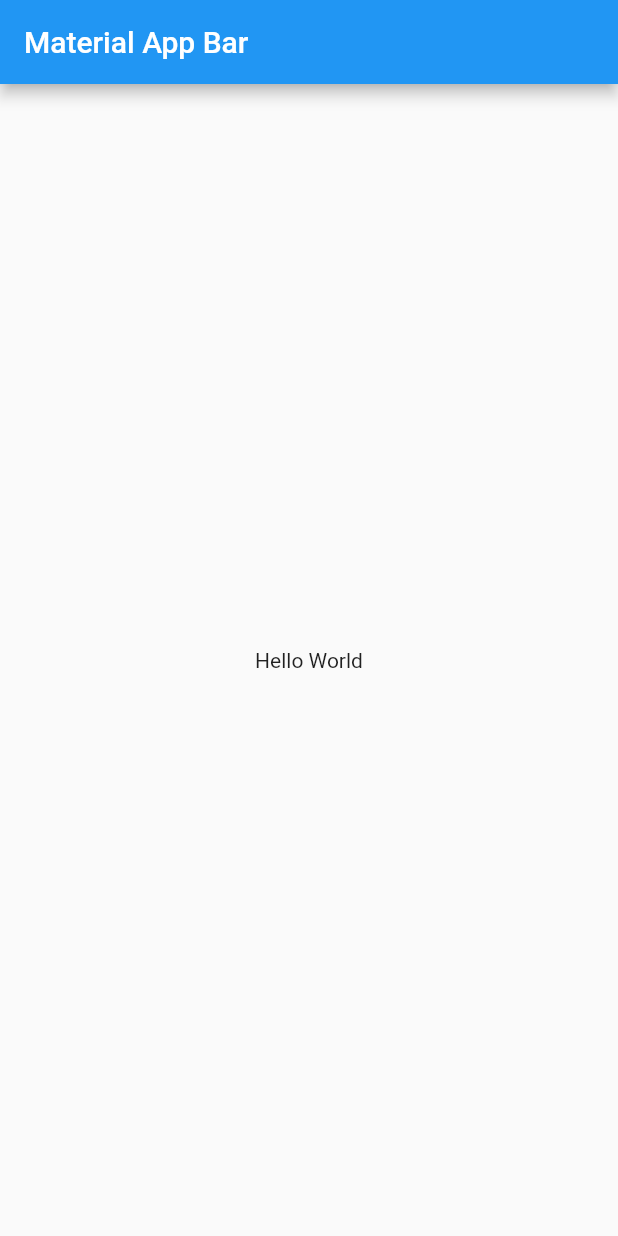
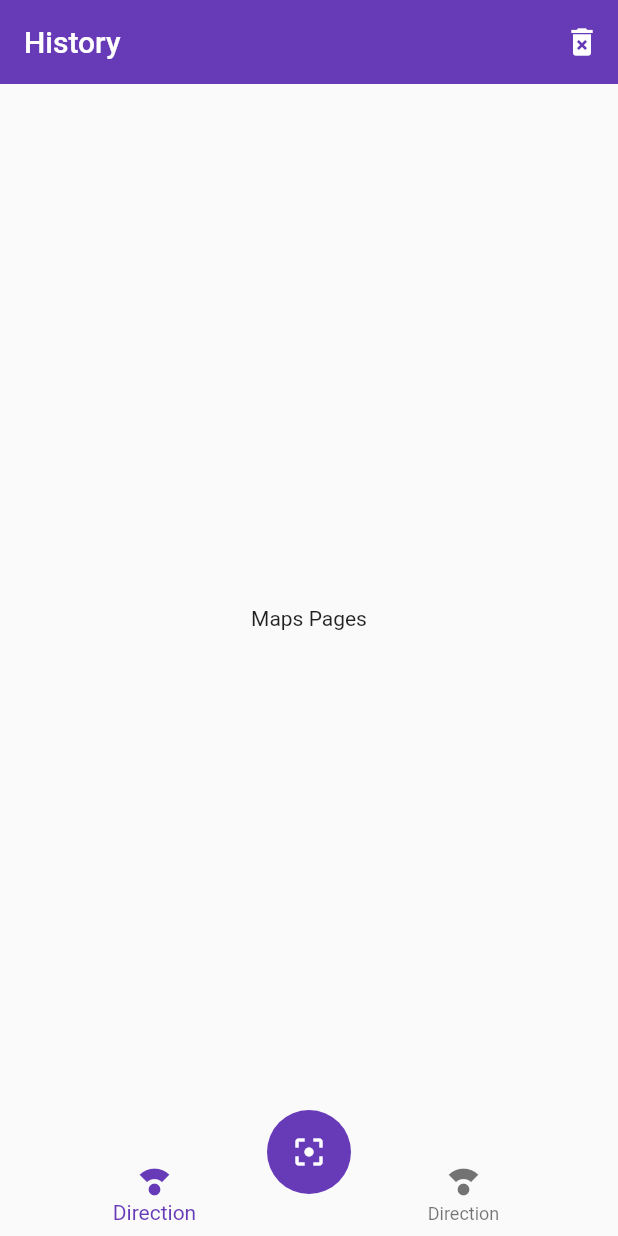
Before and after one commit to MezaGabriel/Portfolio-Flutter, a Flutter app: the screen it shows after launch, on a phone screen of 412 x 824 dp. Run offline on Flutter 3.47's test engine with Material 2 defaults, Android fonts, the light colour scheme and no system bars.

Commit message:
QR Scanner

```diff
--- a/lib/main.dart
+++ b/lib/main.dart
@@ -1,20 +1,31 @@
 import 'package:flutter/material.dart';
+import 'package:provider/provider.dart';
+import 'package:qrscanner/pages/home_page.dart';
+import 'package:qrscanner/pages/map_page.dart';
+import 'package:qrscanner/providers/ui_provider.dart';
 
-void main() => runApp(const MyApp());
+void main() => runApp(MyApp());
 
 class MyApp extends StatelessWidget {
-  const MyApp({super.key});
-
   @override
   Widget build(BuildContext context) {
-    return MaterialApp(
-      title: 'Material App',
-      home: Scaffold(
-        appBar: AppBar(
-          title: const Text('Material App Bar'),
-        ),
-        body: const Center(
-          child: Text('Hello World'),
+    return MultiProvider(
+      providers: [
+        ChangeNotifierProvider(create: (_) => new UiProvider()),
+      ],
+      child: MaterialApp(
+        debugShowCheckedModeBanner: false,
+        title: 'QR Reader',
+        initialRoute: 'home',
+        routes: {
+          'home': (_) => HomePage(),
+          'map': (_) => MapPage(),
+        },
+        theme: ThemeData(
+          primarySwatch: Colors.deepPurple,
+          floatingActionButtonTheme: FloatingActionButtonThemeData(
+            backgroundColor: Colors.deepPurple,
+          ),
         ),
       ),
     );
--- /dev/null
+++ b/lib/pages/direction_page.dart
@@ -0,0 +1,12 @@
+import 'package:flutter/material.dart';
+
+class DirectionPage extends StatelessWidget {
+  @override
+  Widget build(BuildContext context) {
+    return const Scaffold(
+      body: Center(
+        child: Text('DirectionPage'),
+      ),
+    );
+  }
+}
--- /dev/null
+++ b/lib/pages/home_page.dart
@@ -0,0 +1,46 @@
+import 'package:flutter/material.dart';
+import 'package:provider/provider.dart';
+import 'package:qrscanner/pages/direction_page.dart';
+import 'package:qrscanner/pages/maps_page.dart';
+import 'package:qrscanner/providers/ui_provider.dart';
+import 'package:qrscanner/widgets/custom_navigator.dart';
+import 'package:qrscanner/widgets/scan_button.dart';
+
+class HomePage extends StatelessWidget {
+  @override
+  Widget build(BuildContext context) {
+    return Scaffold(
+      appBar: AppBar(
+        elevation: 0,
+        title: Text('History'),
+        actions: [
+          IconButton(onPressed: () {}, icon: Icon(Icons.delete_forever)),
+        ],
+      ),
+      body: _HomePageBody(),
+      bottomNavigationBar: CustomNavigationBar(),
+      floatingActionButton: ScanButton(),
+      floatingActionButtonLocation: FloatingActionButtonLocation.centerDocked,
+    );
+  }
+}
+
+class _HomePageBody extends StatelessWidget {
+  @override
+  Widget build(BuildContext context) {
+    final uiProvider = Provider.of<UiProvider>(context);
+
+    final currentIndex = UiProvider().selectedMenuOpt;
+
+    switch (currentIndex) {
+      case 0:
+        return MapsPage();
+
+      case 1:
+        return DirectionPage();
+
+      default:
+        return MapsPage();
+    }
+  }
+}
--- /dev/null
+++ b/lib/pages/map_page.dart
@@ -0,0 +1,12 @@
+import 'package:flutter/material.dart';
+
+class MapPage extends StatelessWidget {
+  @override
+  Widget build(BuildContext context) {
+    return const Scaffold(
+      body: Center(
+        child: Text('Map Page'),
+      ),
+    );
+  }
+}
--- /dev/null
+++ b/lib/pages/maps_page.dart
@@ -0,0 +1,10 @@
+import 'package:flutter/material.dart';
+
+class MapsPage extends StatelessWidget {
+  @override
+  Widget build(BuildContext context) {
+    return Center(
+      child: Text('Maps Pages'),
+    );
+  }
+}
--- /dev/null
+++ b/lib/providers/ui_provider.dart
@@ -0,0 +1,14 @@
+import 'package:flutter/material.dart';
+
+class UiProvider extends ChangeNotifier {
+  int _selectedMenuOpt = 0;
+
+  int get selectedMenuOpt {
+    return this._selectedMenuOpt;
+  }
+
+  set selectedMenuOpt(int i) {
+    this._selectedMenuOpt = i;
+    notifyListeners();
+  }
+}
--- /dev/null
+++ b/lib/widgets/custom_navigator.dart
@@ -0,0 +1,26 @@
+import 'package:flutter/material.dart';
+import 'package:provider/provider.dart';
+import 'package:qrscanner/providers/ui_provider.dart';
+
+class CustomNavigationBar extends StatelessWidget {
+  @override
+  Widget build(BuildContext context) {
+    final uiProvider = Provider.of<UiProvider>(context);
+    final currrentIndex = uiProvider.selectedMenuOpt;
+    return BottomNavigationBar(
+      onTap: (int i) => uiProvider.selectedMenuOpt = i,
+      currentIndex: currrentIndex,
+      elevation: 0,
+      items: <BottomNavigationBarItem>[
+        BottomNavigationBarItem(
+          icon: Icon(Icons.compass_calibration),
+          label: 'Direction',
+        ),
+        BottomNavigationBarItem(
+          icon: Icon(Icons.compass_calibration),
+          label: 'Direction',
+        )
+      ],
+    );
+  }
+}
--- /dev/null
+++ b/lib/widgets/scan_button.dart
@@ -0,0 +1,12 @@
+import 'package:flutter/material.dart';
+
+class ScanButton extends StatelessWidget {
+  @override
+  Widget build(BuildContext context) {
+    return FloatingActionButton(
+      elevation: 0,
+      onPressed: () {},
+      child: Icon(Icons.filter_center_focus),
+    );
+  }
+}
--- a/pubspec.yaml
+++ b/pubspec.yaml
@@ -35,6 +35,7 @@ dependencies:
   # The following adds the Cupertino Icons font to your application.
   # Use with the CupertinoIcons class for iOS style icons.
   cupertino_icons: ^1.0.2
+  provider: ^6.0.4
 
 dev_dependencies:
   flutter_test:
```
Also changed, not shown: pubspec.lock.
